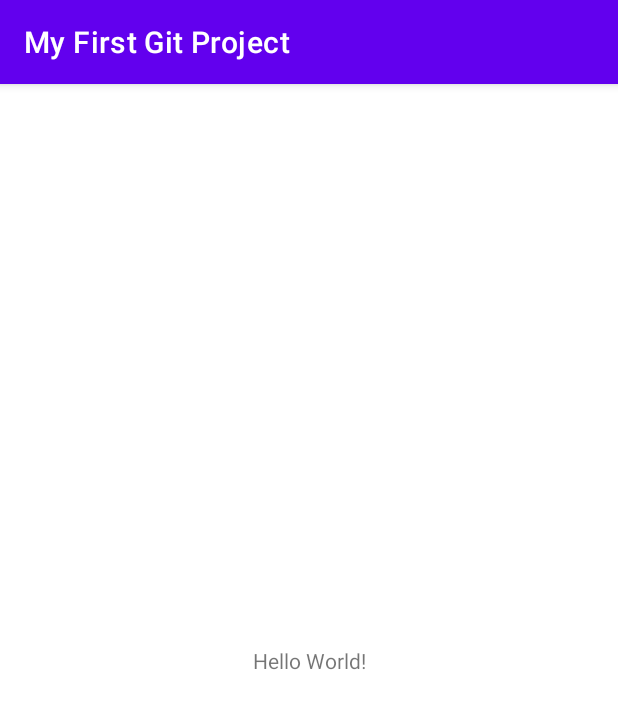
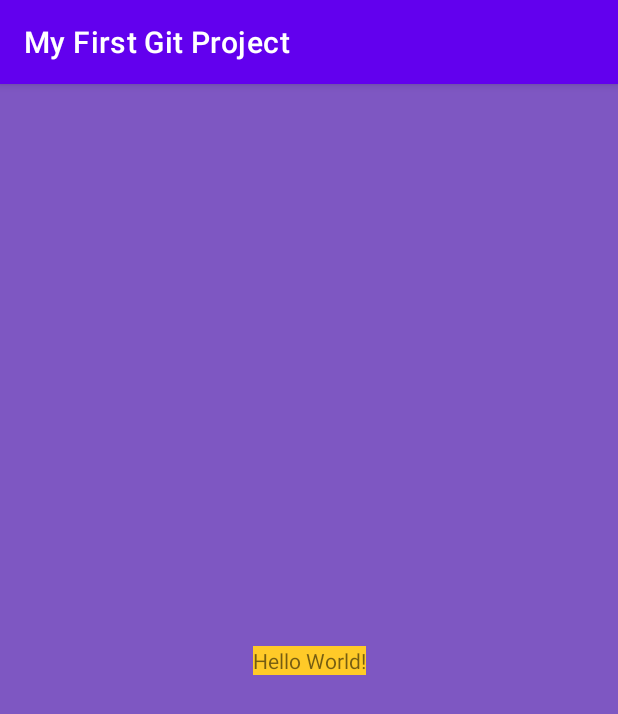
Before and after one commit to SoldatovEgor93/MyFirstGitProject, an Android app: the screen it shows after launch (MainActivity), on a phone screen of 412 x 824 dp. Shown: the top 714 px of the screen. Run offline under Robolectric (Android 15) with nearby library versions, the phone set to English and light mode, and no system bars.

Commit message:
change background color

```diff
--- a/app/src/main/res/layout/activity_main.xml
+++ b/app/src/main/res/layout/activity_main.xml
@@ -4,11 +4,13 @@
     xmlns:tools="http://schemas.android.com/tools"
     android:layout_width="match_parent"
     android:layout_height="match_parent"
+    android:background="#7E57C2"
     tools:context=".MainActivity">
 
     <TextView
         android:layout_width="wrap_content"
         android:layout_height="wrap_content"
+        android:background="#FFCA28"
         android:text="Hello World!"
         app:layout_constraintBottom_toBottomOf="parent"
         app:layout_constraintEnd_toEndOf="parent"
```
